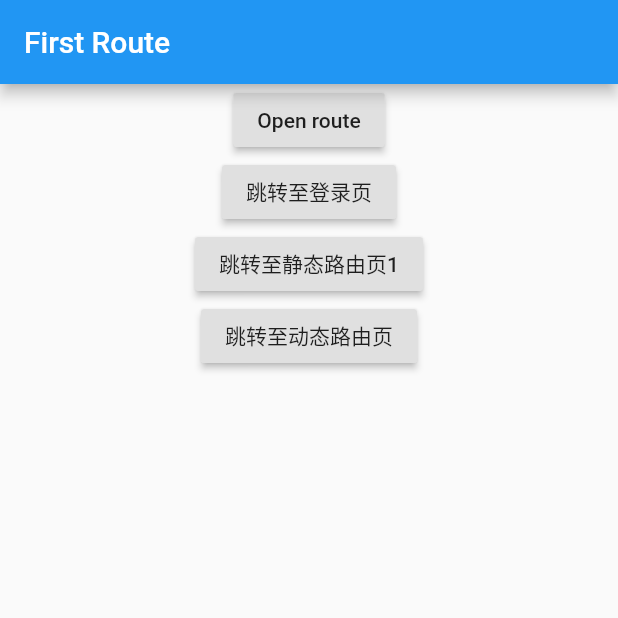
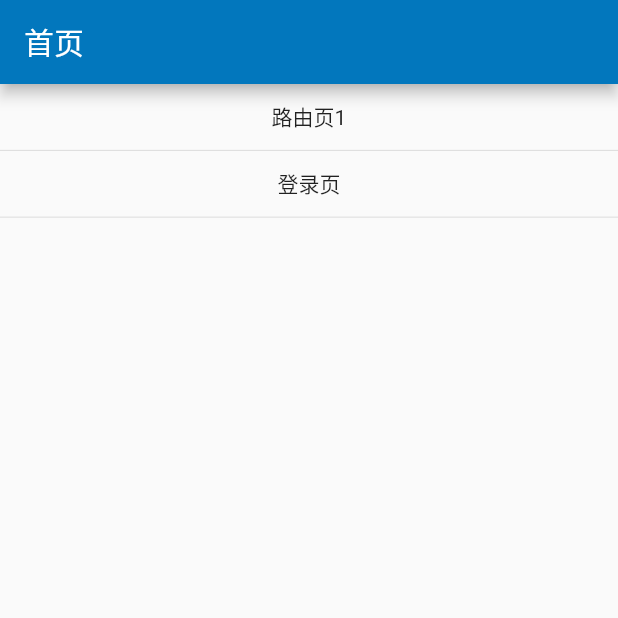
Before and after one commit to cainsyake/flutter-demo, a Flutter app: the screen it shows after launch, on a phone screen of 412 x 824 dp, the top half of it. Run offline on Flutter 3.47's test engine with Material 2 defaults, Android fonts, the phone set to English and light mode, and no system bars.

Commit message:
feat(all): 首页列表、登录页

```diff
--- a/lib/main.dart
+++ b/lib/main.dart
@@ -1,85 +1,76 @@
 import 'package:flutter/material.dart';
-import 'views/login.dart';
-import 'views/staticOne.dart';
-import 'views/routePage.dart';
+import 'views/app.dart';
 
 void main() {
-  runApp(MaterialApp(
-    title: 'Navigation Basics',
-    home: FirstRoute(),
-    routes: <String, WidgetBuilder> {
-      '/router/static': (_) => StaticOne(),
-      '/router/home': (_) => FirstRoute(),
-    },
-  ));
+  runApp(MyApp());
 }
 
-class FirstRoute extends StatelessWidget {
-  @override
-  Widget build(BuildContext context) {
-    return Scaffold(
-      appBar: AppBar(
-        title: Text('First Route'),
-      ),
-      body: Center(
-        child: Column(
-          children: [
-            RaisedButton(
-              child: Text('Open route'),
-              onPressed: () {
-                Navigator.push(
-                  context,
-                  MaterialPageRoute(builder: (context) => SecondRoute()),
-                );
-              },
-            ),
-            RaisedButton(
-              child: Text('跳转至登录页'),
-              onPressed: () {
-                Navigator.push(
-                  context,
-                  MaterialPageRoute(builder: (context) => Login()),
-                );
-              },
-            ),
-            RaisedButton(
-              child: Text('跳转至静态路由页1'),
-              onPressed: () {
-                Navigator.of(context).pushNamed('/router/static');
-              },
-            ),
-            RaisedButton(
-              child: Text('跳转至动态路由页'),
-              onPressed: () {
-                Navigator
-                    .of(context)
-                    .push(MaterialPageRoute(builder: (_) {
-                      return RoutePage(title: '测试传参',);
-                }));
-              },
-            ),
-          ],
-        ),
-      ),
-    );
-  }
-}
-
-class SecondRoute extends StatelessWidget {
-  @override
-  Widget build(BuildContext context) {
-    return Scaffold(
-      appBar: AppBar(
-        title: Text("Second Route"),
-      ),
-      body: Center(
-        child: RaisedButton(
-          onPressed: () {
-            Navigator.pop(context);
-          },
-          child: Text('Go back!'),
-        ),
-      ),
-    );
-  }
-}
+//class FirstRoute extends StatelessWidget {
+//  @override
+//  Widget build(BuildContext context) {
+//    return Scaffold(
+//      appBar: AppBar(
+//        title: Text('First Route'),
+//      ),
+//      body: Center(
+//        child: Column(
+//          children: [
+//            RaisedButton(
+//              child: Text('Open route'),
+//              onPressed: () {
+//                Navigator.push(
+//                  context,
+//                  MaterialPageRoute(builder: (context) => SecondRoute()),
+//                );
+//              },
+//            ),
+//            RaisedButton(
+//              child: Text('跳转至登录页'),
+//              onPressed: () {
+//                Navigator.push(
+//                  context,
+//                  MaterialPageRoute(builder: (context) => Login()),
+//                );
+//              },
+//            ),
+//            RaisedButton(
+//              child: Text('跳转至静态路由页1'),
+//              onPressed: () {
+//                Navigator.of(context).pushNamed('/router/static');
+//              },
+//            ),
+//            RaisedButton(
+//              child: Text('跳转至动态路由页'),
+//              onPressed: () {
+//                Navigator
+//                    .of(context)
+//                    .push(MaterialPageRoute(builder: (_) {
+//                      return RoutePage(title: '测试传参',);
+//                }));
+//              },
+//            ),
+//          ],
+//        ),
+//      ),
+//    );
+//  }
+//}
+//
+//class SecondRoute extends StatelessWidget {
+//  @override
+//  Widget build(BuildContext context) {
+//    return Scaffold(
+//      appBar: AppBar(
+//        title: Text("Second Route"),
+//      ),
+//      body: Center(
+//        child: RaisedButton(
+//          onPressed: () {
+//            Navigator.pop(context);
+//          },
+//          child: Text('Go back!'),
+//        ),
+//      ),
+//    );
+//  }
+//}
--- /dev/null
+++ b/lib/views/app.dart
@@ -0,0 +1,93 @@
+import 'package:flutter/material.dart';
+import 'router/page1.dart';
+import 'login/index.dart';
+
+class MyApp extends StatelessWidget {
+  @override
+  Widget build(BuildContext context) {
+    return MaterialApp(
+      title: '示例应用',
+      theme: new ThemeData(
+        // brightness: Brightness.dark,
+        primaryColor: Colors.lightBlue[800],
+        accentColor: Colors.cyan[600],
+        primarySwatch: Colors.blue,
+      ),
+      home: HomePage(title: '首页',),
+      routes: <String, WidgetBuilder> {
+        '/router/page1': (_) => PageOne(),
+        '/login': (_) => Login(),
+      },
+    );
+  }
+}
+
+class HomePage extends StatefulWidget {
+  HomePage({Key key, this.title}) : super(key: key);
+  final String title;
+
+  @override
+  _HomePageState createState() => _HomePageState();
+}
+
+class _HomePageState extends State<HomePage> {
+  List<Map<String, String>> list = <Map<String, String>>[];
+
+  @override
+  void initState() {
+    super.initState();
+
+    list.addAll([
+      {'title': '路由页1', 'type': 'router', 'router': '/router/page1'},
+      {'title': '登录页', 'type': 'router', 'router': '/login'},
+    ]);
+  }
+
+  @override
+  Widget build(BuildContext context) {
+    return Scaffold(
+      appBar: AppBar(
+        title: Text(widget.title != null ? widget.title : '默认首页'),
+      ),
+      body: ListView.builder(
+          physics: const AlwaysScrollableScrollPhysics(),
+          itemCount: this.list.length,
+          itemBuilder: (_, int index) => _createItem(context, list[index]),
+      ),
+    );
+  }
+
+  _createItem(BuildContext context, Map<String, String> map) {
+    return new GestureDetector(
+      onTap: () {
+//        if (map['type'] == 'pullToRefresh') {
+//          // 下拉刷新
+//          BRouter.pushRefreshDetail(context);
+//        }
+        if (map['type'] == 'router') {
+          print(map['router']);
+          Navigator.of(context).pushNamed(map['router']);
+        }
+        else if (map['type'] == 'ts') {
+          Navigator.of(context).pushNamed('/text/style');
+        }
+        else {
+          Navigator.of(context).pushNamed(map['router']);
+        }
+      },
+      child: new Column(
+        children: <Widget>[
+          new Container(
+            height: 24.0,
+            margin: EdgeInsets.all(10.0),
+            alignment: Alignment.center,
+            child: new Text(map['title']),
+          ),
+          Divider(
+            height: 0.5,
+          )
+        ],
+      ),
+    );
+  }
+}
--- a/lib/views/login.dart
+++ b/lib/views/router/page1.dart
@@ -1,14 +1,14 @@
 import 'package:flutter/material.dart';
 
-class Login extends StatelessWidget {
+class PageOne extends StatelessWidget {
   @override
   Widget build(BuildContext context) {
     return Scaffold(
       appBar: AppBar(
-        title: Text('Login'),
+        title: Text('路由页1'),
       ),
       body: Center(
-        child: Text('登录页'),
+        child: Text('路由页1内容'),
       ),
     );
   }
```
Also changed, not shown: lib/views/login/index.dart (added, +88 -0 lines), lib/views/routePage.dart (deleted, +0 -22 lines), lib/views/staticOne.dart (deleted, +0 -25 lines).
